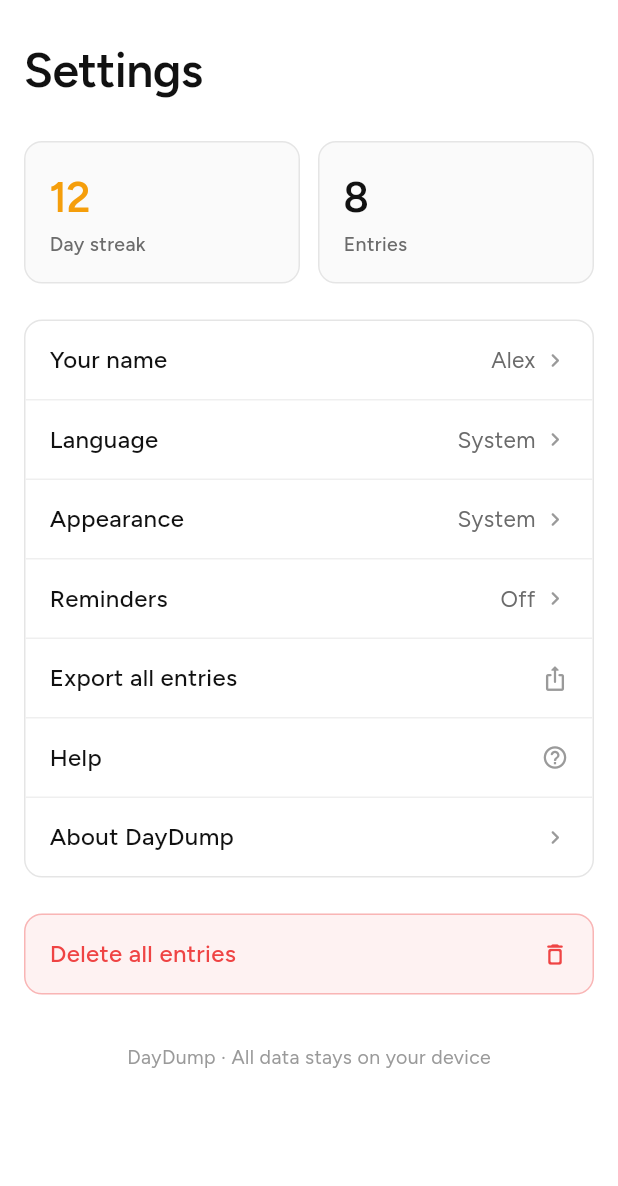
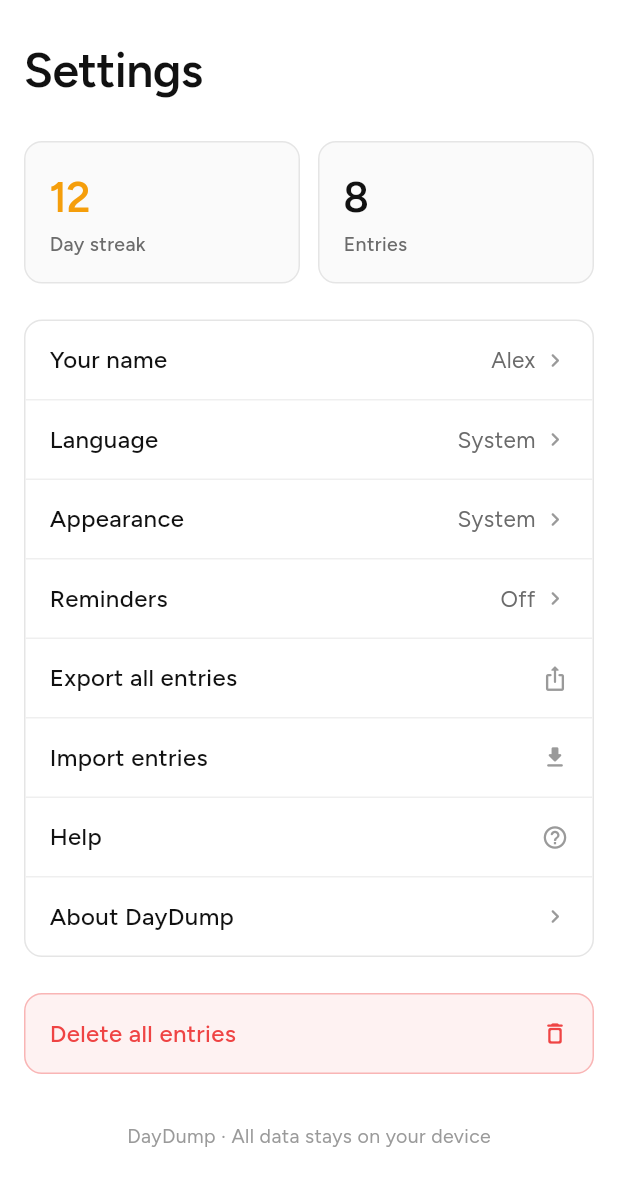
Before and after one commit to sarak-koutalopatey/daydump, a Flutter app: the SettingsScreen screen opened directly with empty values, on a phone screen of 412 x 824 dp. Shown: the top 1186 px of the screen. Run offline on Flutter 3.47's test engine with Material 3 defaults, Android fonts, the phone set to English and light mode, and no system bars; our stand-ins replace file_picker, flutter_local_notifications, flutter_timezone, google_fonts, share_plus, shared_preferences and 2 more; missing offline and left inert: app_settings; accounts and stored records are empty.

Commit message:
add import feature to be tested

```diff
--- a/lib/l10n/app_strings.dart
+++ b/lib/l10n/app_strings.dart
@@ -79,6 +79,10 @@ abstract class AppStrings {
   String get dailyReminder;
   String get time;
   String get exportAllEntries;
+  String get importAllEntries;
+  String get importTitle;
+  String importSuccess(int n);
+  String get importError;
   String get deleteAllEntries;
   String get deleteAllEntriesTitle;
   String deleteAllEntriesMessage(int n);
@@ -213,6 +217,12 @@ class _En extends AppStrings {
   @override String get dailyReminder => 'Daily reminder';
   @override String get time => 'Time';
   @override String get exportAllEntries => 'Export all entries';
+  @override String get importAllEntries => 'Import entries';
+  @override String get importTitle => 'Import entries';
+  @override String importSuccess(int n) =>
+      '$n ${n == 1 ? 'entry' : 'entries'} imported successfully.';
+  @override String get importError =>
+      'Could not read this file. Make sure it\'s a DayDump backup.';
   @override String get deleteAllEntries => 'Delete all entries';
   @override String get deleteAllEntriesTitle => 'Delete all entries?';
   @override String deleteAllEntriesMessage(int n) =>
@@ -359,6 +369,12 @@ class _Fr extends AppStrings {
   @override String get dailyReminder => 'Rappel quotidien';
   @override String get time => 'Heure';
   @override String get exportAllEntries => 'Exporter toutes les entrées';
+  @override String get importAllEntries => 'Importer des entrées';
+  @override String get importTitle => 'Importer des entrées';
+  @override String importSuccess(int n) =>
+      '$n ${n == 1 ? 'entrée importée' : 'entrées importées'} avec succès.';
+  @override String get importError =>
+      'Impossible de lire ce fichier. Assure-toi que c\'est une sauvegarde DayDump.';
   @override String get deleteAllEntries => 'Supprimer toutes les entrées';
   @override String get deleteAllEntriesTitle => 'Supprimer toutes les entrées ?';
   @override String deleteAllEntriesMessage(int n) =>
--- a/lib/services/database_service.dart
+++ b/lib/services/database_service.dart
@@ -1,3 +1,4 @@
+import 'package:flutter/foundation.dart';
 import 'package:sqflite/sqflite.dart';
 import 'package:path/path.dart';
 import '../models/entry.dart';
@@ -12,6 +13,7 @@ class DatabaseService {
   static Future<Database> _open() async {
     final dir = await getDatabasesPath();
     final dbPath = join(dir, 'daydump.db');
+    if (kDebugMode) await deleteDatabase(dbPath);
     return openDatabase(
       dbPath,
       version: 1,
--- a/pubspec.yaml
+++ b/pubspec.yaml
@@ -22,6 +22,8 @@ dependencies:
   app_settings: ^5.1.1
   sqflite: ^2.4.0
   path: ^1.9.0
+  path_provider: ^2.1.5
+  file_picker: ^8.1.7
 
 dev_dependencies:
   flutter_test:
```
Also changed, not shown: lib/screens/settings_screen.dart (+104 -12 lines), lib/state/app_state.dart (+33 -0 lines).
